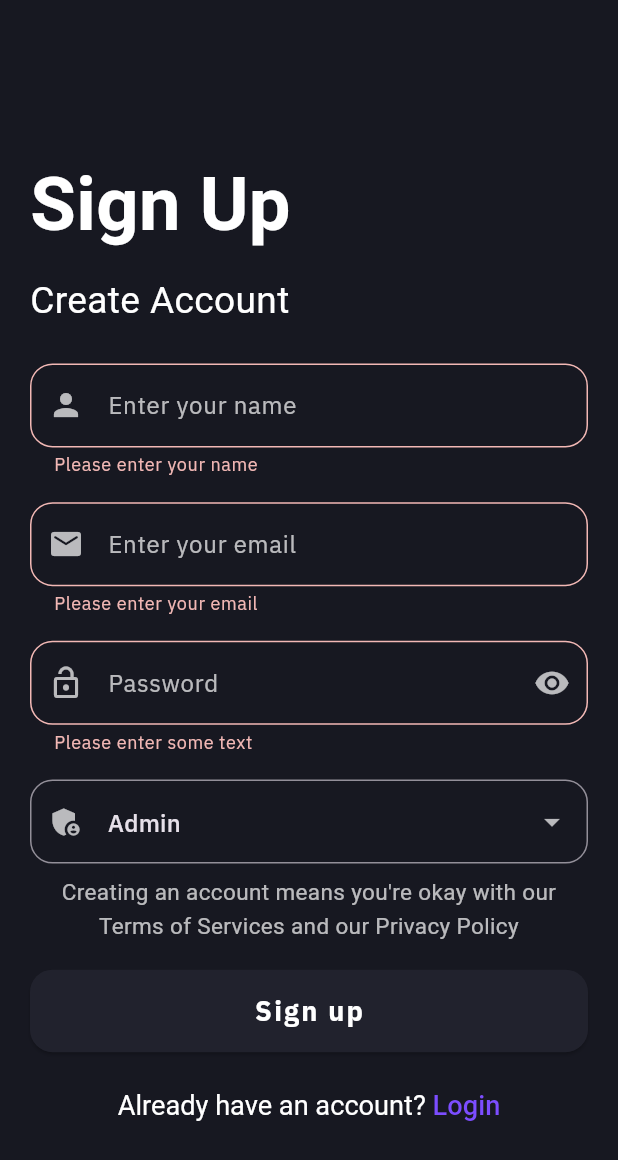
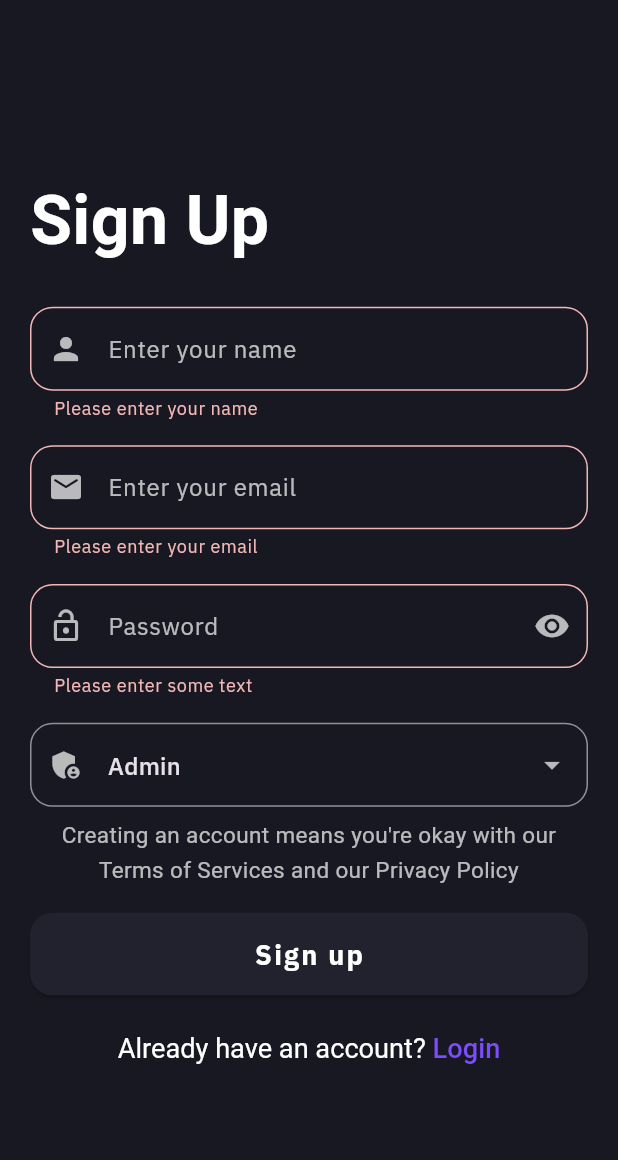
Before and after one commit to AmanRajSinghMourya/Iris, a Flutter app: the screen it shows after launch, after a tap on "Sign up", on a phone screen of 412 x 824 dp. Shown: the top 1160 px of the screen. Run offline on Flutter 3.47's test engine with Material 3 defaults, Android fonts, the phone set to English and light mode, and no system bars; our stand-ins replace cloud_firestore, firebase_auth, firebase_core, fl_chart, flutter_svg, get and 2 more; missing offline and left inert: google_mlkit_text_recognition; accounts and stored records are empty; Roboto replaces fonts that are missing (Ubuntu).

Commit message:
addede card screen

```diff
--- a/lib/controller/auth_controller.dart
+++ b/lib/controller/auth_controller.dart
@@ -67,12 +67,6 @@ class AuthenticationController extends GetxController {
       isSignInloading.value = false;
       return "";
     } on FirebaseAuthException catch (e) {
-      // Show error message using dialog box
-      showAboutDialog(context: context, children: [
-        Text("Error: ${e.code}"),
-        Text("${e.message}"),
-      ]);
-
       if (e.code == 'user-not-found') {
         print('No user found for that email.');
       } else if (e.code == 'wrong-password') {
--- a/lib/main.dart
+++ b/lib/main.dart
@@ -5,6 +5,7 @@ import 'package:iris/views/signup_view.dart';
 import 'firebase_options.dart';
 
 void main() async {
+  WidgetsFlutterBinding.ensureInitialized();
   await Firebase.initializeApp(
     options: DefaultFirebaseOptions.currentPlatform,
   );
@@ -42,7 +43,8 @@ class MyApp extends StatelessWidget {
         brightness: Brightness.dark,
       ),
       // home: DashBoard(),
-      home: const SignUpView(),
+      home: SignUpView(),
+      // home: const MyWidget(),
     );
   }
 }
--- a/lib/pages/home/widgets/line_chart_card.dart
+++ b/lib/pages/home/widgets/line_chart_card.dart
@@ -170,7 +170,7 @@ class LineChartCard extends StatelessWidget {
                 maxY: 105,
                 minY: -5,
               ),
-              swapAnimationDuration: const Duration(milliseconds: 250),
+              duration: const Duration(milliseconds: 250),
             ),
           ),
         ],
--- a/lib/utilities/constants.dart
+++ b/lib/utilities/constants.dart
@@ -2,7 +2,7 @@ import 'package:flutter/material.dart';
 import 'package:google_fonts/google_fonts.dart';
 
 TextStyle kLoginTitleStyle(Size size) => GoogleFonts.ubuntu(
-      fontSize: size.height * 0.060,
+      fontSize: size.height * 0.055,
       fontWeight: FontWeight.bold,
       color: Colors.white,
     );
--- a/lib/utilities/strings.dart
+++ b/lib/utilities/strings.dart
@@ -7,3 +7,4 @@ const String pleaseScanCard = "Please Scan Card";
 const String createAccount = 'Create Account';
 const String login = 'Login';
 const String signUp = 'Sign Up';
+const String skip = 'Skip';
--- a/lib/views/signup_view.dart
+++ b/lib/views/signup_view.dart
@@ -44,7 +44,7 @@ class _SignUpViewState extends State<SignUpView> {
       onTap: () => FocusManager.instance.primaryFocus?.unfocus(),
       child: Scaffold(
           backgroundColor: kBackgroundColor,
-          resizeToAvoidBottomInset: false,
+          resizeToAvoidBottomInset: true,
           body: LayoutBuilder(
             builder: (context, constraints) {
               if (constraints.maxWidth > 600) {
@@ -92,39 +92,16 @@ class _SignUpViewState extends State<SignUpView> {
 
   /// Main Body
   Widget _buildMainBody(Size size, ThemeData theme) {
-    return Column(
+    return SingleChildScrollView(
+      child: Column(
         crossAxisAlignment: CrossAxisAlignment.start,
-      mainAxisAlignment: size.width > 600
-          ? MainAxisAlignment.center
-          : MainAxisAlignment.center,
+        mainAxisAlignment: MainAxisAlignment.center,
         children: [
-        size.width > 600
-            ? Container()
-            // : Lottie.asset(
-            //     'assets/coin.json',
-            //     height: size.height * 0.2,
-            //     width: size.width,
-            //     fit: BoxFit.fill,
-            //   ),
-            : Container(),
-        SizedBox(
-          height: size.height * 0.03,
-        ),
           Padding(
             padding: const EdgeInsets.only(left: 20.0),
             child: Text(
               signUp,
               style: kLoginTitleStyle(size),
-          ),
-        ),
-        const SizedBox(
-          height: 10,
-        ),
-        Padding(
-          padding: const EdgeInsets.only(left: 20.0),
-          child: Text(
-            createAccount,
-            style: kLoginSubtitleStyle(size),
             ),
           ),
           SizedBox(
@@ -216,7 +193,8 @@ class _SignUpViewState extends State<SignUpView> {
                                 : Icons.visibility_off,
                           ),
                           onPressed: () {
-                          _isPasswordVisible.value = !_isPasswordVisible.value;
+                            _isPasswordVisible.value =
+                                !_isPasswordVisible.value;
                           },
                         ),
                         hintText: 'Password',
@@ -327,6 +305,7 @@ class _SignUpViewState extends State<SignUpView> {
             ),
           ),
         ],
+      ),
     );
   }
 
@@ -337,8 +316,8 @@ class _SignUpViewState extends State<SignUpView> {
       height: 55,
       child: ElevatedButton(
         style: ButtonStyle(
-          backgroundColor: MaterialStateProperty.all(cardBackgroundColor),
-          shape: MaterialStateProperty.all(
+          backgroundColor: WidgetStateProperty.all(cardBackgroundColor),
+          shape: WidgetStateProperty.all(
             RoundedRectangleBorder(
               borderRadius: BorderRadius.circular(15),
             ),
@@ -363,8 +342,10 @@ class _SignUpViewState extends State<SignUpView> {
             // print('Password: $password');
 
             if (signInResult == "") {
-              Navigator.pushReplacement(context,
-                  MaterialPageRoute(builder: (context) => CardDetailScan()));
+              Navigator.pushReplacement(
+                  context,
+                  MaterialPageRoute(
+                      builder: (context) => const CardDetailScan()));
             } else {
               showDialog(
                 context: context,
--- a/pubspec.yaml
+++ b/pubspec.yaml
@@ -43,9 +43,10 @@ dependencies:
   cloud_firestore: ^4.17.2
   firebase_auth: ^4.19.4
   flutter_svg: ^2.0.5
-  fl_chart: ^0.62.0
+  fl_chart: ^0.68.0
   image_picker: ^1.1.1
   google_mlkit_text_recognition: ^0.13.0
+  google_ml_kit: ^0.18.0
 
 dev_dependencies:
   flutter_test:
```
Also changed, not shown: lib/views/card_detail/card_detail_scan.dart (+62 -9 lines), lib/views/login_view.dart (+12 -53 lines), pubspec.lock, 2 other files. Lines whose indentation alone changed are shown as unchanged.
